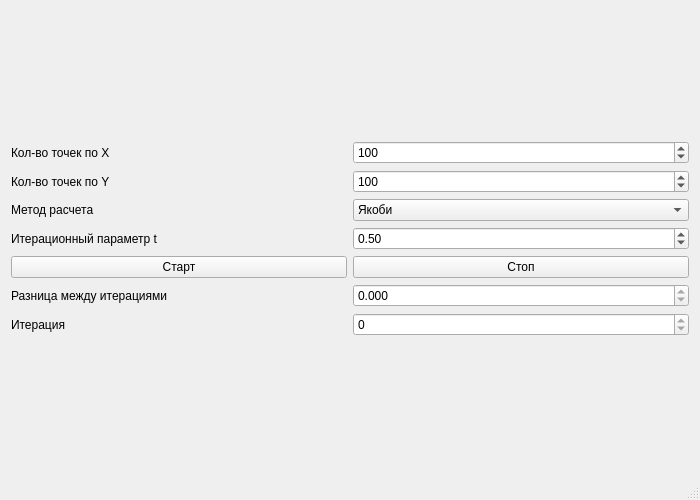
Before: the Qt Designer form mainwindow.ui in lisitsynSA/GameOfManyLives, drawn with Qt 5.
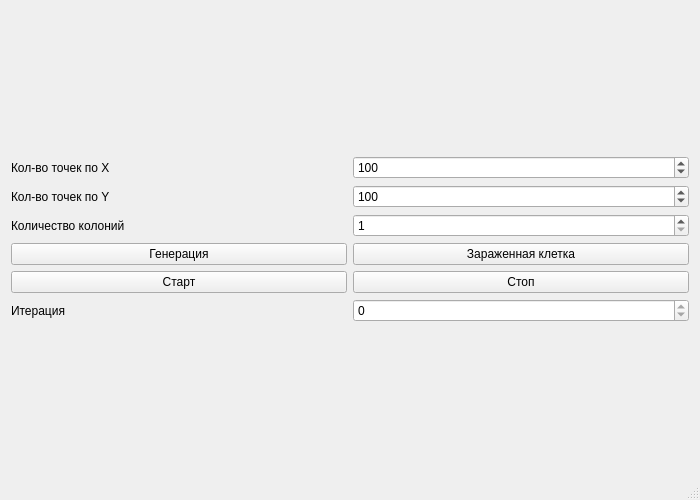
After: the same form once the commit is applied.

What changed in the file:
```diff
--- a/mainwindow.ui
+++ b/mainwindow.ui
@@ -21,42 +21,29 @@
   </property>
   <widget class="QWidget" name="centralWidget">
    <layout class="QGridLayout" name="gridLayout_2">
+    <item row="0" column="0">
+     <layout class="QVBoxLayout" name="plotLayout"/>
+    </item>
     <item row="0" column="1">
      <layout class="QGridLayout" name="gridLayout">
-      <item row="0" column="0">
-       <widget class="QLabel" name="label_3">
-        <property name="text">
-         <string>Кол-во точек по X</string>
-        </property>
-       </widget>
-      </item>
       <item row="2" column="0">
-       <widget class="QLabel" name="label_4">
+       <widget class="QLabel" name="label_5">
         <property name="text">
-         <string>Кол-во точек по Y</string>
+         <string>Количество колоний</string>
         </property>
        </widget>
       </item>
-      <item row="5" column="0">
+      <item row="4" column="0">
        <widget class="QPushButton" name="startButton">
         <property name="text">
          <string>Старт</string>
         </property>
        </widget>
       </item>
-      <item row="7" column="1">
-       <widget class="QDoubleSpinBox" name="deltaBox">
-        <property name="enabled">
-         <bool>true</bool>
-        </property>
-        <property name="readOnly">
-         <bool>true</bool>
-        </property>
-        <property name="decimals">
-         <number>3</number>
-        </property>
-        <property name="maximum">
-         <double>1000000.000000000000000</double>
+      <item row="0" column="0">
+       <widget class="QLabel" name="label_3">
+        <property name="text">
+         <string>Кол-во точек по X</string>
         </property>
        </widget>
       </item>
@@ -73,37 +60,14 @@
         </property>
        </widget>
       </item>
-      <item row="4" column="0">
-       <widget class="QLabel" name="label">
-        <property name="text">
-         <string>Итерационный параметр t</string>
-        </property>
-       </widget>
-      </item>
       <item row="4" column="1">
-       <widget class="QDoubleSpinBox" name="tauBox">
-        <property name="decimals">
-         <number>2</number>
-        </property>
-        <property name="maximum">
-         <double>1.000000000000000</double>
-        </property>
-        <property name="singleStep">
-         <double>0.100000000000000</double>
-        </property>
-        <property name="value">
-         <double>0.500000000000000</double>
-        </property>
-       </widget>
-      </item>
-      <item row="5" column="1">
        <widget class="QPushButton" name="stopButton">
         <property name="text">
          <string>Стоп</string>
         </property>
        </widget>
       </item>
-      <item row="2" column="1">
+      <item row="1" column="1">
        <widget class="QSpinBox" name="YpointBox">
         <property name="minimum">
          <number>1</number>
@@ -116,66 +80,56 @@
         </property>
        </widget>
       </item>
+      <item row="1" column="0">
+       <widget class="QLabel" name="label_4">
+        <property name="text">
+         <string>Кол-во точек по Y</string>
+        </property>
+       </widget>
+      </item>
+      <item row="3" column="0">
+       <widget class="QPushButton" name="generateButton">
+        <property name="text">
+         <string>Генерация</string>
+        </property>
+       </widget>
+      </item>
+      <item row="2" column="1">
+       <widget class="QSpinBox" name="colonyBox">
+        <property name="minimum">
+         <number>1</number>
+        </property>
+        <property name="maximum">
+         <number>999</number>
+        </property>
+       </widget>
+      </item>
       <item row="3" column="1">
-       <widget class="QComboBox" name="methodBox">
-        <item>
-         <property name="text">
-          <string>Якоби</string>
-         </property>
-        </item>
-        <item>
-         <property name="text">
-          <string>Зейделя</string>
-         </property>
-        </item>
-        <item>
-         <property name="text">
-          <string>Верхняя релаксация</string>
-         </property>
-        </item>
-        <item>
-         <property name="text">
-          <string>Test</string>
-         </property>
-        </item>
-       </widget>
-      </item>
-      <item row="8" column="1">
-       <widget class="QSpinBox" name="iterationBox">
-        <property name="readOnly">
-         <bool>true</bool>
+       <widget class="QPushButton" name="sickButton">
+        <property name="text">
+         <string>Зараженная клетка</string>
         </property>
-        <property name="maximum">
-         <number>999999999</number>
-        </property>
        </widget>
       </item>
-      <item row="8" column="0">
+      <item row="5" column="0">
        <widget class="QLabel" name="label_2">
         <property name="text">
          <string>Итерация</string>
         </property>
        </widget>
       </item>
-      <item row="7" column="0">
-       <widget class="QLabel" name="label_6">
-        <property name="text">
-         <string>Разница между итерациями</string>
+      <item row="5" column="1">
+       <widget class="QSpinBox" name="iterationBox">
+        <property name="readOnly">
+         <bool>true</bool>
         </property>
-       </widget>
-      </item>
-      <item row="3" column="0">
-       <widget class="QLabel" name="label_5">
-        <property name="text">
-         <string>Метод расчета</string>
+        <property name="maximum">
+         <number>999999999</number>
         </property>
        </widget>
       </item>
      </layout>
     </item>
-    <item row="0" column="0">
-     <layout class="QVBoxLayout" name="plotLayout"/>
-    </item>
    </layout>
   </widget>
   <widget class="QStatusBar" name="statusBar"/>
```
